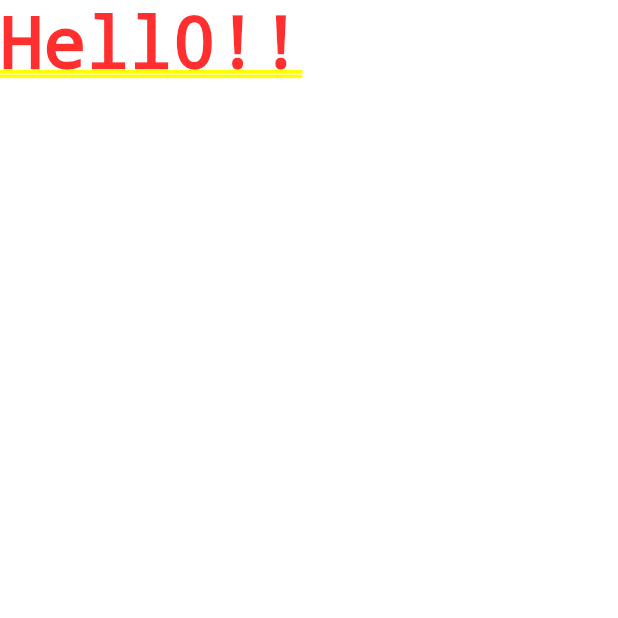
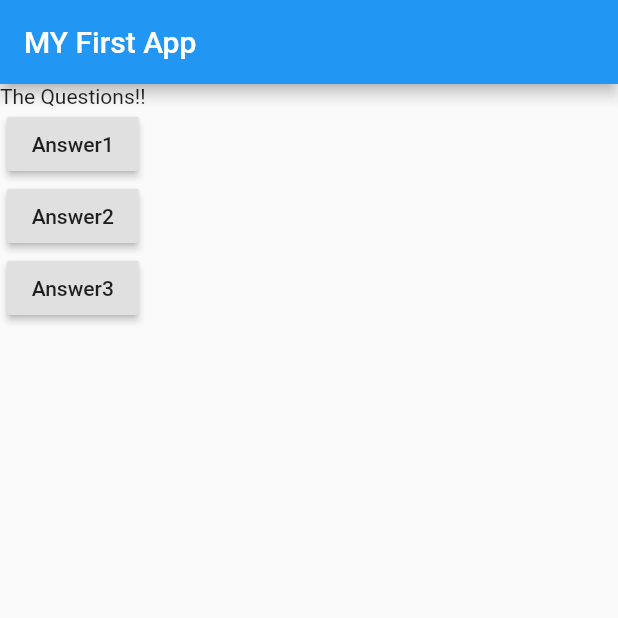
Before and after one commit to Ikpambese/flutterQuiz, a Flutter app: the screen it shows after launch, on a phone screen of 412 x 824 dp, the top half of it. Run offline on Flutter 3.47's test engine with Material 2 defaults, Android fonts, the phone set to English and light mode, and no system bars.

Commit message:
added a function to inddicate chosen answer

```diff
--- a/lib/main.dart
+++ b/lib/main.dart
@@ -1,10 +1,40 @@
 import 'package:flutter/material.dart';
 
-void main()=> runApp(MyApp());
+void main() => runApp(MyApp());
 
 class MyApp extends StatelessWidget {
+  void answerQuestion(){
+    print('Answer chosen!');
+  }
   @override
   Widget build(BuildContext context) {
-    return MaterialApp(home: Text('Hell0!!'),);
+    var questions = [
+      'What\'s your favorite color',
+      'What\'s your favorite animal '
+    ];
+    return MaterialApp(
+      home: Scaffold(
+        appBar: AppBar(
+          title: Text('MY First App'),
+        ),
+        body: Column(
+          children: [
+            Text('The Questions!!'),
+            RaisedButton(
+              child: Text('Answer1'),
+              onPressed: answerQuestion,
+            ),
+            RaisedButton(
+              child: Text('Answer2'),
+              onPressed: answerQuestion,
+            ),
+            RaisedButton(
+              child: Text('Answer3'),
+              onPressed: answerQuestion,
+            ),
+          ],
+        ),
+      ),
+    );
   }
 }
```
